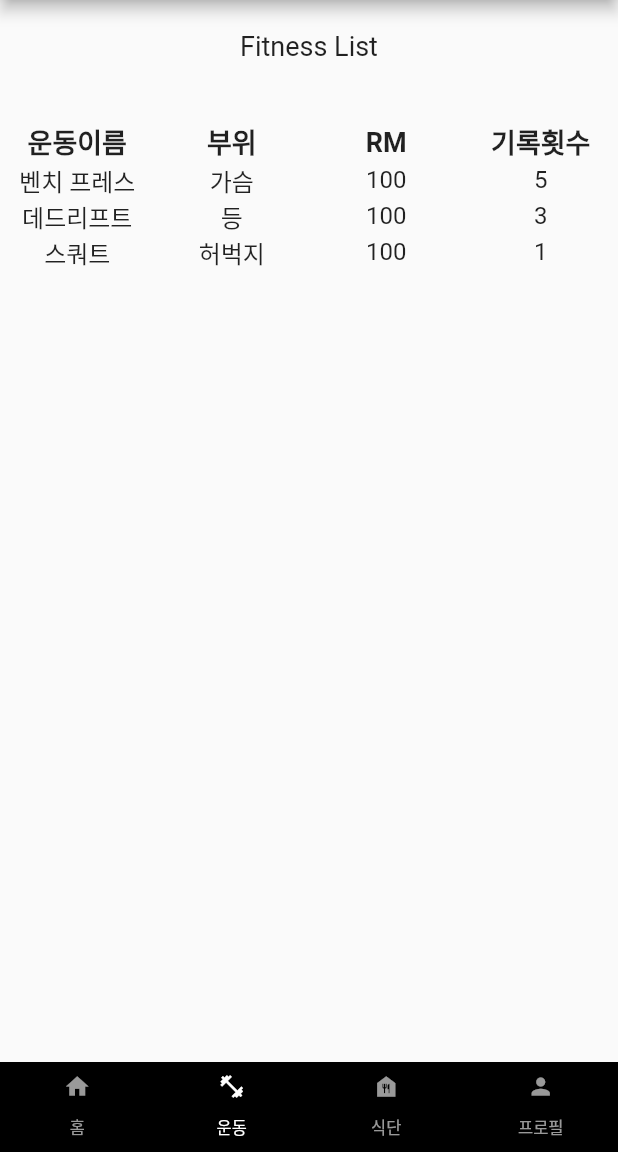
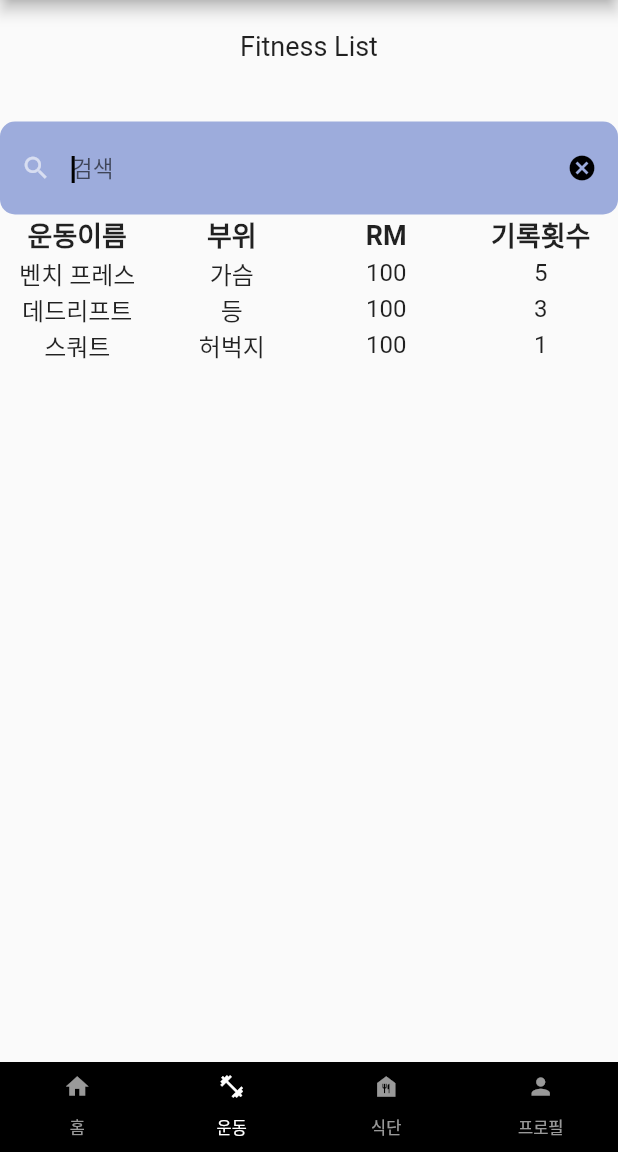
Before and after one commit to roquen4145/fitness_record, a Flutter app: the screen it shows once a user with an empty profile is signed in, item 2 of the bottom bar chosen, on a phone screen of 412 x 824 dp, the part 84-1236 px from its top. Run offline on Flutter 3.47's test engine with Material 2 defaults, Android fonts, the phone set to English and light mode, and no system bars; our stand-ins replace firebase_auth, firebase_core, table_calendar; missing offline and left inert: flutterfire_ui; accounts and stored records are empty.

Commit message:
add search field

```diff
--- a/lib/screen/fitness_screen.dart
+++ b/lib/screen/fitness_screen.dart
@@ -9,6 +9,18 @@ class FitnessScreen extends StatefulWidget {
 }
 
 class _FitnessScreenState extends State<FitnessScreen> {
+  final TextEditingController _filter = TextEditingController();
+  FocusNode focusNode = FocusNode();
+  String _fitnessSearchText = "";
+
+  _FitnessScreenState() {
+    _filter.addListener(() {
+      setState(() {
+        _fitnessSearchText = _filter.text;
+      });
+    });
+  }
+
   @override
   Widget build(BuildContext context) {
     return Scaffold(
@@ -24,6 +36,49 @@ class _FitnessScreenState extends State<FitnessScreen> {
           Text("Fitness List", style: TextStyle(fontSize: 18)),
           Padding(
             padding: EdgeInsets.all(20),
+          ),
+          Container(
+            // flex: 6,
+            child: TextField(
+              focusNode: focusNode,
+              style: TextStyle(fontSize: 15),
+              autofocus: true,
+              controller: _filter,
+              decoration: InputDecoration(
+                filled: true,
+                fillColor: Color.fromRGBO(157, 172, 220, 100),
+                prefixIcon: const Icon(
+                  Icons.search,
+                  color: Colors.white60,
+                  size: 20,
+                ),
+                suffixIcon: focusNode.hasFocus
+                    ? IconButton(
+                  onPressed: () {
+                    setState(() {
+                      _filter.clear();
+                      _fitnessSearchText = "";
+                    });
+                  },
+                  icon: Icon(
+                    Icons.cancel,
+                    size: 20,
+                  ),
+                )
+                    : Container(),
+                hintText: '검색',
+                labelStyle: TextStyle(color: Colors.white),
+                focusedBorder: OutlineInputBorder(
+                    borderSide: BorderSide(color: Colors.transparent),
+                    borderRadius: BorderRadius.all(Radius.circular(10))),
+                enabledBorder: OutlineInputBorder(
+                    borderSide: BorderSide(color: Colors.transparent),
+                    borderRadius: BorderRadius.all(Radius.circular(10))),
+                border: OutlineInputBorder(
+                    borderSide: BorderSide(color: Colors.transparent),
+                    borderRadius: BorderRadius.all(Radius.circular(10))),
+              ),
+            ),
           ),
           // replace with firebase
           Table(
```
